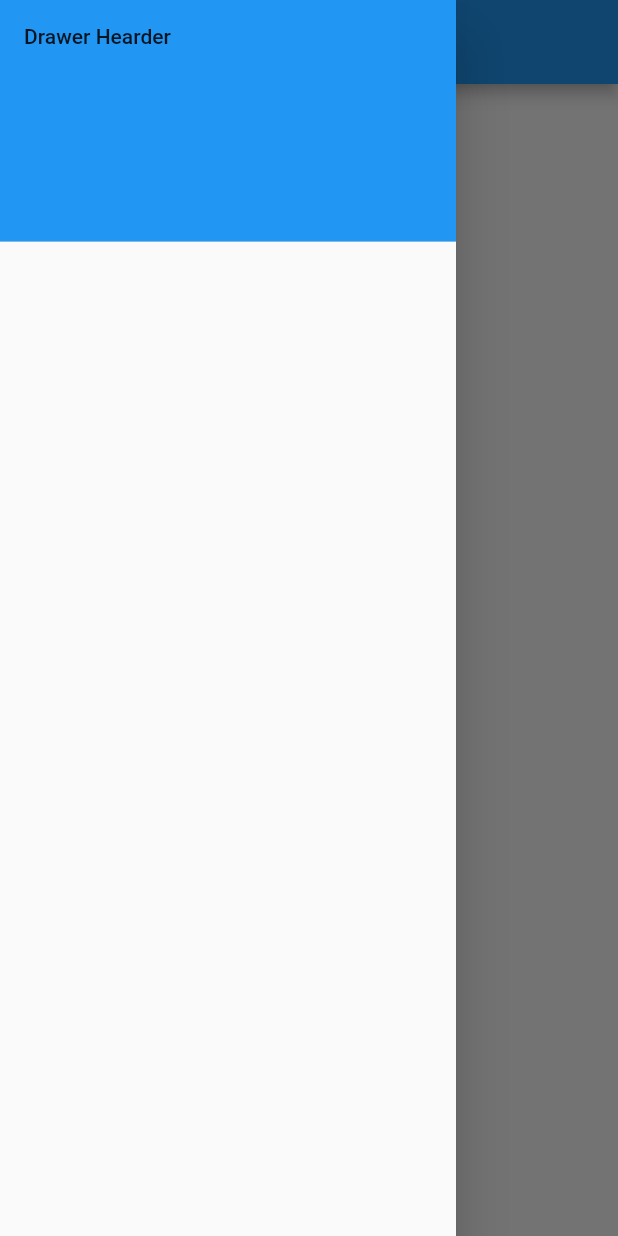
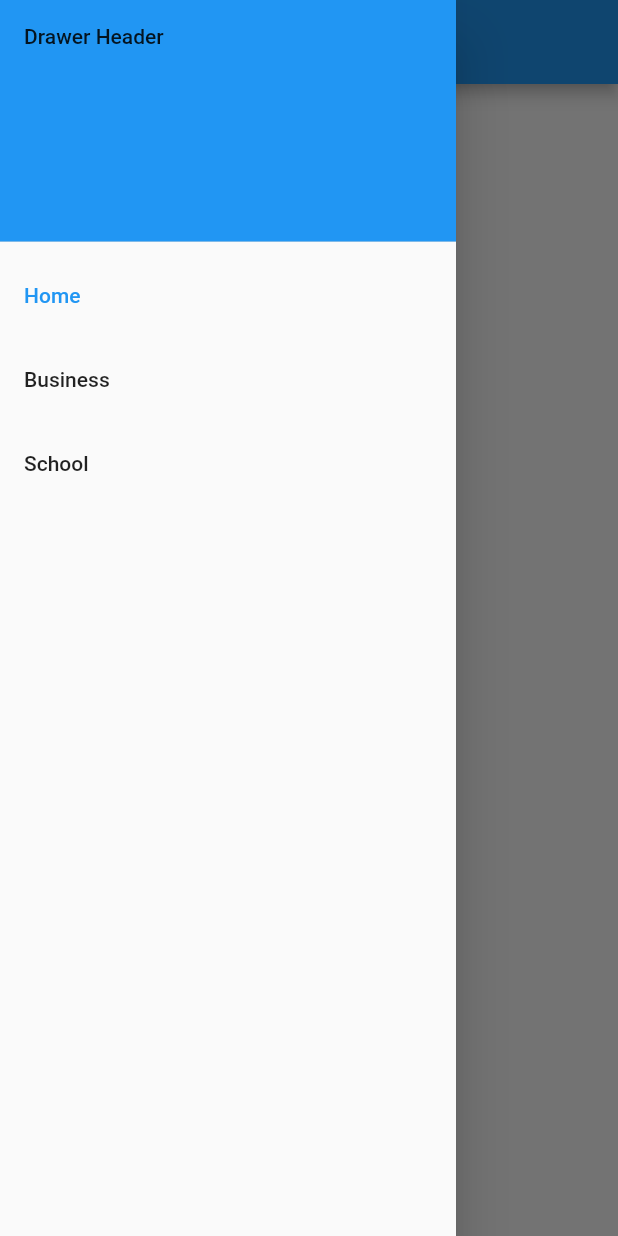
Before and after one commit to Khammunh/fast, a Flutter app: the screen it shows after launch, with the side drawer open, on a phone screen of 412 x 824 dp. Run offline on Flutter 3.47's test engine with Material 2 defaults, Android fonts, the light colour scheme and no system bars.

Commit message:
next learn again

```diff
--- a/lib/main.dart
+++ b/lib/main.dart
@@ -69,9 +69,33 @@ class _MyHomePageState extends State<MyHomePage> {
           padding: EdgeInsets.zero,
           children: [
             const DrawerHeader(
-              child: Text('Drawer Hearder'),
+              child: Text('Drawer Header'),
               decoration: BoxDecoration(color: Colors.blue),
             ),
+            ListTile(
+              title: const Text('Home'),
+              selected: _selectedIndex == 0,
+              onTap: () {
+                _onItemTapped(0);
+                Navigator.pop(context);
+              },
+            ),
+            ListTile(
+              title: const Text('Business'),
+              selected: _selectedIndex == 1,
+              onTap: () {
+                _onItemTapped(1);
+                Navigator.pop(context);
+              },
+            ),
+            ListTile(
+              title: const Text('School'),
+              selected: _selectedIndex == 2,
+              onTap: () {
+                _onItemTapped(2);
+                Navigator.pop(context);
+              },
+            )
           ],
         ),
       ),
```
